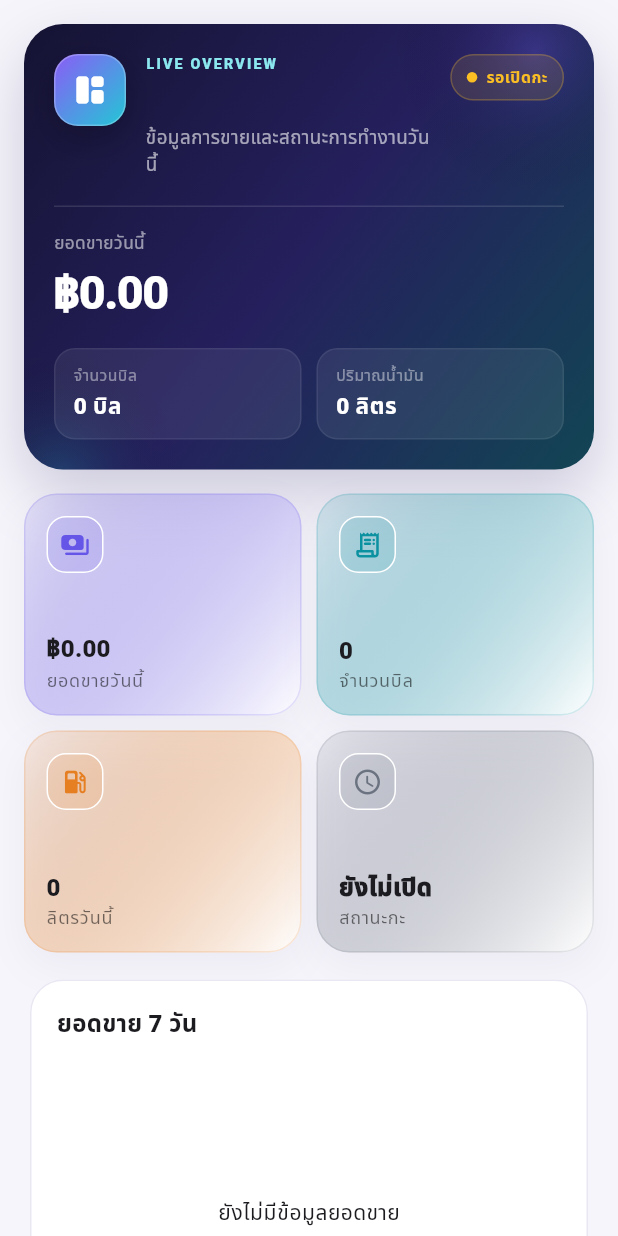
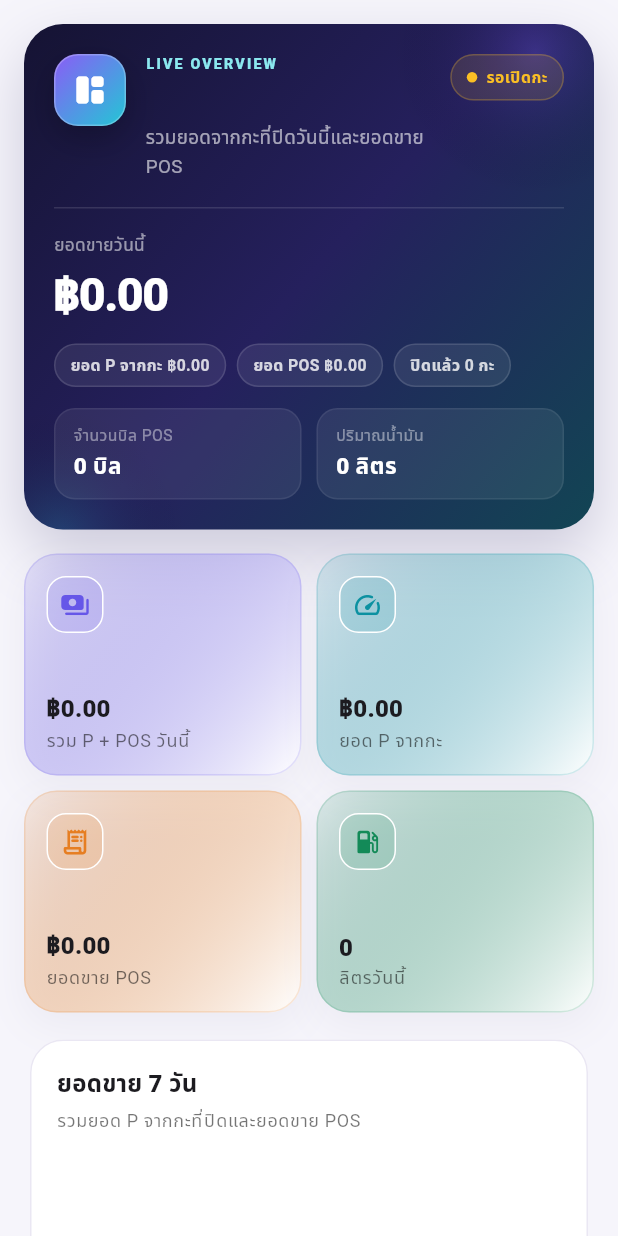
Before and after one commit to weerayut6046/Kimi-Agent-POS, a Flutter app: the _DashboardContent widget shown alone on an empty page, opened directly with empty values, on a phone screen of 412 x 824 dp. Run offline on Flutter 3.47's test engine with Material 3 defaults, Android fonts, the phone set to English and light mode, and no system bars; our stand-ins replace connectivity_plus, file_picker, flutter_riverpod, flutter_secure_storage, pdf, printing and 3 more; missing offline and left inert: barcode; accounts and stored records are empty.

Commit message:
feat: align mobile shift totals and dashboard

```diff
--- a/mobile/lib/features/dashboard/domain/dashboard_summary.dart
+++ b/mobile/lib/features/dashboard/domain/dashboard_summary.dart
@@ -3,7 +3,10 @@ class DailySalesPoint {
     required this.date,
     required this.label,
     required this.total,
+    required this.posTotal,
+    required this.shiftTotal,
     required this.bills,
+    required this.shifts,
   });
 
   factory DailySalesPoint.fromJson(Map<String, dynamic> json) {
@@ -11,14 +14,20 @@ class DailySalesPoint {
       date: json['date'] as String? ?? '',
       label: json['label'] as String? ?? '',
       total: _number(json['total']),
+      posTotal: _number(json['posTotal'] ?? json['total']),
+      shiftTotal: _number(json['shiftTotal']),
       bills: _integer(json['bills']),
+      shifts: _integer(json['shifts']),
     );
   }
 
   final String date;
   final String label;
   final double total;
+  final double posTotal;
+  final double shiftTotal;
   final int bills;
+  final int shifts;
 }
 
 class FuelSalesSummary {
@@ -47,8 +56,13 @@ class FuelSalesSummary {
 class DashboardSummary {
   const DashboardSummary({
     required this.todayTotal,
+    required this.todayPosTotal,
+    required this.todayShiftTotal,
+    required this.todayShiftCount,
     required this.todayBills,
     required this.litersToday,
+    required this.shiftLitersToday,
+    required this.fuelSource,
     required this.hasOpenShift,
     required this.lowTankCount,
     required this.lowProductCount,
@@ -61,8 +75,13 @@ class DashboardSummary {
     final fuelJson = json['fuelByCode'];
     return DashboardSummary(
       todayTotal: _number(json['todayTotal']),
+      todayPosTotal: _number(json['todayPosTotal'] ?? json['todayTotal']),
+      todayShiftTotal: _number(json['todayShiftTotal']),
+      todayShiftCount: _integer(json['todayShiftCount']),
       todayBills: _integer(json['todayBills']),
       litersToday: _number(json['litersToday']),
+      shiftLitersToday: _number(json['shiftLitersToday']),
+      fuelSource: json['fuelSource'] == 'shift' ? 'shift' : 'pos',
       hasOpenShift: json['openShift'] != null,
       lowTankCount: json['lowTanks'] is List<dynamic>
           ? (json['lowTanks'] as List<dynamic>).length
@@ -93,8 +112,13 @@ class DashboardSummary {
   }
 
   final double todayTotal;
+  final double todayPosTotal;
+  final double todayShiftTotal;
+  final int todayShiftCount;
   final int todayBills;
   final double litersToday;
+  final double shiftLitersToday;
+  final String fuelSource;
   final bool hasOpenShift;
   final int lowTankCount;
   final int lowProductCount;
--- a/mobile/lib/features/dashboard/presentation/dashboard_page.dart
+++ b/mobile/lib/features/dashboard/presentation/dashboard_page.dart
@@ -71,7 +71,7 @@ class _DashboardContent extends StatelessWidget {
         AppPageHero(
           eyebrow: 'Live overview',
           title: branchName,
-          subtitle: 'ข้อมูลการขายและสถานะการทำงานวันนี้',
+          subtitle: 'รวมยอดจากกะที่ปิดวันนี้และยอดขาย POS',
           icon: Icons.space_dashboard_rounded,
           status: summary.hasOpenShift ? 'กะเปิดอยู่' : 'รอเปิดกะ',
           statusColor: summary.hasOpenShift
@@ -98,12 +98,30 @@ class _DashboardContent extends StatelessWidget {
                   ),
                 ),
               ),
+              const SizedBox(height: 10),
+              Wrap(
+                spacing: 7,
+                runSpacing: 7,
+                children: [
+                  _HeroBreakdown(
+                    label:
+                        'ยอด P จากกะ ${currency.format(summary.todayShiftTotal)}',
+                  ),
+                  _HeroBreakdown(
+                    label: 'ยอด POS ${currency.format(summary.todayPosTotal)}',
+                  ),
+                  _HeroBreakdown(
+                    label:
+                        'ปิดแล้ว ${number.format(summary.todayShiftCount)} กะ',
+                  ),
+                ],
+              ),
               const SizedBox(height: 14),
               Row(
                 children: [
                   Expanded(
                     child: AppHeroStat(
-                      label: 'จำนวนบิล',
+                      label: 'จำนวนบิล POS',
                       value: '${number.format(summary.todayBills)} บิล',
                     ),
                   ),
@@ -132,30 +150,28 @@ class _DashboardContent extends StatelessWidget {
               childAspectRatio: columns == 4 ? 1.45 : 1.25,
               children: [
                 _MetricCard(
-                  label: 'ยอดขายวันนี้',
+                  label: 'รวม P + POS วันนี้',
                   value: currency.format(summary.todayTotal),
                   icon: Icons.payments_rounded,
                   color: const Color(0xFF6656E8),
                 ),
                 _MetricCard(
-                  label: 'จำนวนบิล',
-                  value: number.format(summary.todayBills),
+                  label: 'ยอด P จากกะ',
+                  value: currency.format(summary.todayShiftTotal),
+                  icon: Icons.speed_rounded,
+                  color: const Color(0xFF0C91A1),
+                ),
+                _MetricCard(
+                  label: 'ยอดขาย POS',
+                  value: currency.format(summary.todayPosTotal),
                   icon: Icons.receipt_long_rounded,
-                  color: const Color(0xFF0C91A1),
+                  color: const Color(0xFFE67E22),
                 ),
                 _MetricCard(
                   label: 'ลิตรวันนี้',
                   value: number.format(summary.litersToday),
                   icon: Icons.local_gas_station_rounded,
-                  color: const Color(0xFFE67E22),
-                ),
-                _MetricCard(
-                  label: 'สถานะกะ',
-                  value: summary.hasOpenShift ? 'เปิดอยู่' : 'ยังไม่เปิด',
-                  icon: Icons.schedule_rounded,
-                  color: summary.hasOpenShift
-                      ? const Color(0xFF138A58)
-                      : const Color(0xFF6B7280),
+                  color: const Color(0xFF138A58),
                 ),
               ],
             );
@@ -177,6 +193,13 @@ class _DashboardContent extends StatelessWidget {
                   style: Theme.of(context).textTheme.titleMedium?.copyWith(
                     fontWeight: FontWeight.w800,
                   ),
+                ),
+                const SizedBox(height: 3),
+                Text(
+                  'รวมยอด P จากกะที่ปิดและยอดขาย POS',
+                  style: Theme.of(
+                    context,
+                  ).textTheme.bodySmall?.copyWith(color: Colors.black54),
                 ),
                 const SizedBox(height: 18),
                 SizedBox(
@@ -202,6 +225,15 @@ class _DashboardContent extends StatelessWidget {
                     fontWeight: FontWeight.w800,
                   ),
                 ),
+                const SizedBox(height: 3),
+                Text(
+                  summary.fuelSource == 'shift'
+                      ? 'จากมิเตอร์กะที่ปิดวันนี้'
+                      : 'จากรายการขาย POS ระหว่างรอปิดกะ',
+                  style: Theme.of(
+                    context,
+                  ).textTheme.bodySmall?.copyWith(color: Colors.black54),
+                ),
                 const SizedBox(height: 10),
                 if (summary.fuelSales.isEmpty)
                   const Padding(
@@ -217,6 +249,32 @@ class _DashboardContent extends StatelessWidget {
         ),
         const SizedBox(height: 12),
       ],
+    );
+  }
+}
+
+class _HeroBreakdown extends StatelessWidget {
+  const _HeroBreakdown({required this.label});
+
+  final String label;
+
+  @override
+  Widget build(BuildContext context) {
+    return Container(
+      padding: const EdgeInsets.symmetric(horizontal: 10, vertical: 6),
+      decoration: BoxDecoration(
+        color: const Color(0x14FFFFFF),
+        borderRadius: BorderRadius.circular(999),
+        border: Border.all(color: const Color(0x1FFFFFFF)),
+      ),
+      child: Text(
+        label,
+        style: const TextStyle(
+          color: Color(0xCCFFFFFF),
+          fontSize: 10.5,
+          fontWeight: FontWeight.w700,
+        ),
+      ),
     );
   }
 }
```
Also changed, not shown: mobile/lib/features/shifts/presentation/shift_history_sheet.dart (+42 -10 lines), mobile/lib/features/shifts/presentation/shift_page.dart (+21 -3 lines), 1 other file.
